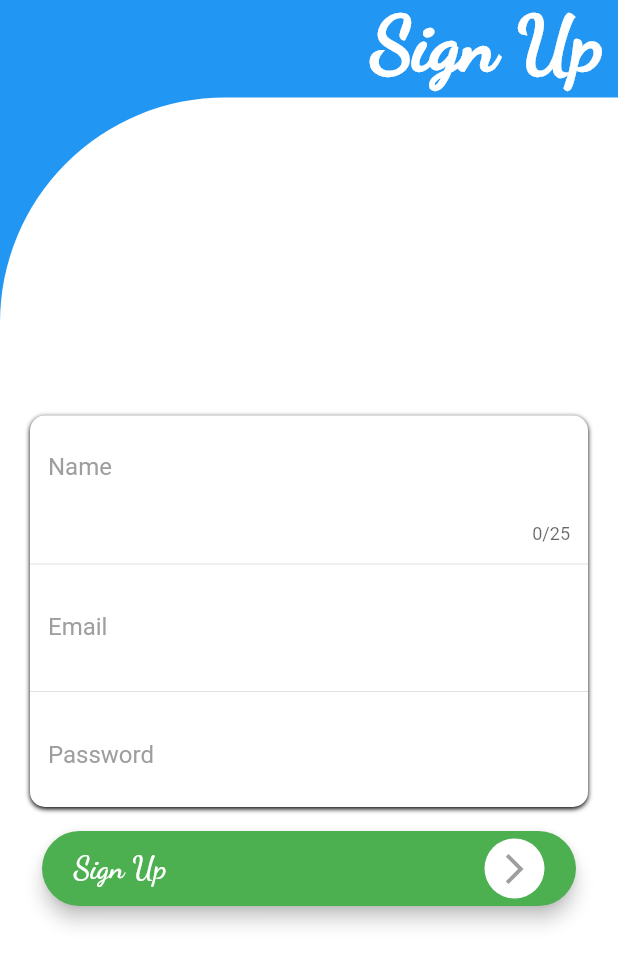
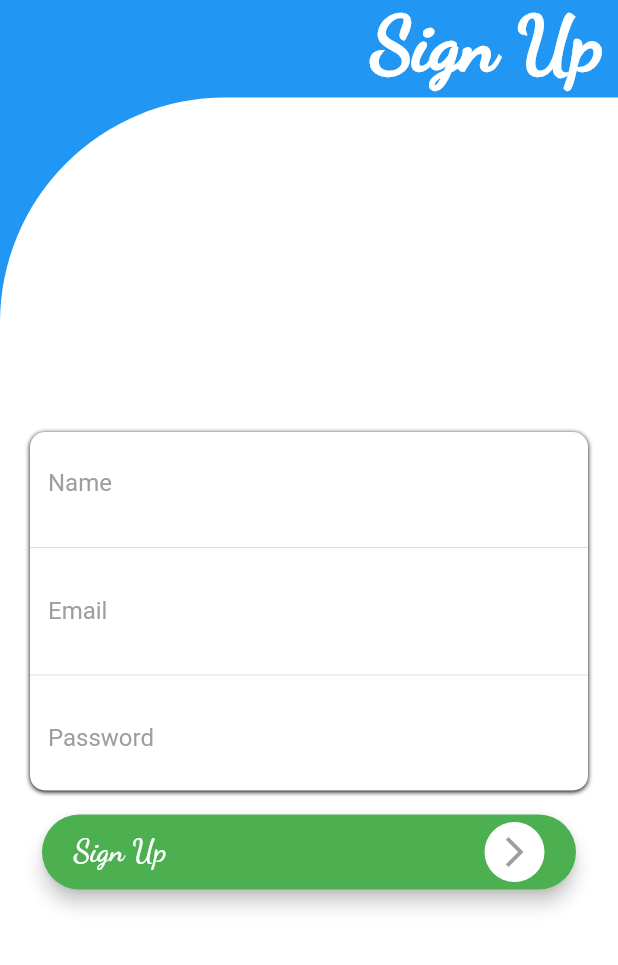
Before and after one commit to AsWaL-AsHuTosH/baatein, a Flutter app: the screen it shows after launch, after a tap on "Sign In", after a tap on "Create New Account", on a phone screen of 412 x 824 dp. Shown: the top 965 px of the screen. Run offline on Flutter 3.47's test engine with Material 2 defaults, Android fonts, the phone set to English and light mode, and no system bars; our stand-ins replace animated_text_kit, cloud_firestore, firebase_auth, firebase_core, firebase_storage, flushbar and 3 more; missing offline and left inert: date_time_format; accounts and stored records are empty.

Commit message:
loading UI

```diff
--- a/lib/chat/loading_screen.dart
+++ b/lib/chat/loading_screen.dart
@@ -3,7 +3,7 @@ import 'package:baatein/login_reg/signin_screen.dart';
 import 'package:flutter/material.dart';
 import 'package:firebase_auth/firebase_auth.dart';
 import 'package:firebase_core/firebase_core.dart';
-import 'package:flutter_spinkit/flutter_spinkit.dart';
+import 'package:animated_text_kit/animated_text_kit.dart';
 
 class LoadingScreen extends StatefulWidget {
   static const String routeId = 'loading_screen';
@@ -22,14 +22,26 @@ class _LoadingScreenState extends State<LoadingScreen> {
     await Firebase.initializeApp();
     if (FirebaseAuth.instance.currentUser != null)
       Navigator.popAndPushNamed(context, HomeScreen.routeId);
-    else
+     else
       Navigator.popAndPushNamed(context, SignInScreen.routeId);
   }
 
   @override
   Widget build(BuildContext context) {
-    return SpinKitFadingCircle(
-      color: Colors.white,
+    return Scaffold(
+      backgroundColor: Theme.of(context).primaryColor,
+      body: Center(
+        child:ScaleAnimatedTextKit(
+          repeatForever: true,
+            text: ['Baatein'],
+            textStyle: TextStyle(
+              fontSize: 80,
+              fontWeight: FontWeight.w900,
+              color: Colors.white,
+              fontFamily: 'DancingScript',
+            ),
+        ),
+      ),
     );
   }
 }
--- a/lib/customs/round_text_field.dart
+++ b/lib/customs/round_text_field.dart
@@ -28,6 +28,7 @@ class RoundTextField extends StatelessWidget {
         controller: controller,
         obscureText: obscureText,
         decoration: InputDecoration(
+          counterText: "",
           errorStyle: TextStyle(
             fontSize: 10,
           ),
--- a/pubspec.yaml
+++ b/pubspec.yaml
@@ -14,13 +14,13 @@ dependencies:
   date_time_format: ^1.0.0+4
   flushbar: ^1.10.4
   modal_progress_hud: ^0.1.3
-  flutter_spinkit: "^4.1.2"
   cupertino_icons: ^0.1.3
   firebase_storage: ^4.0.0
   image_picker: ^0.6.7+7
   photo_view: ^0.10.2
   uuid: ^2.2.2
   provider: ^4.3.2+1
+  animated_text_kit: ^2.2.0
 
 dev_dependencies:
   flutter_test:
```
Also changed, not shown: pubspec.lock.
